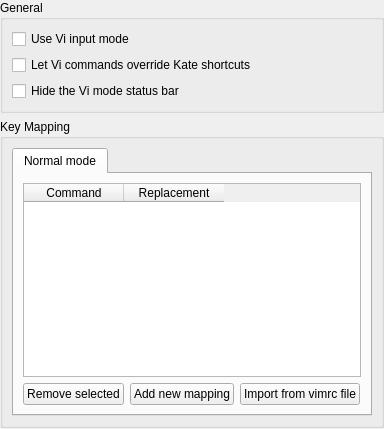
Before: the Qt Designer form part/dialogs/viinputmodeconfigwidget.ui in KDE/kate, drawn with Qt 5.
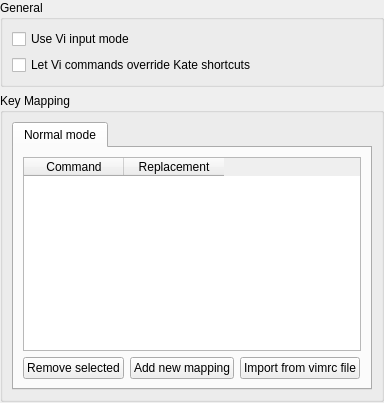
After: the same form once the commit is applied.

Commit message: vi mode and normal status bars merged

Diff of the .ui file:
```diff
--- a/part/dialogs/viinputmodeconfigwidget.ui
+++ b/part/dialogs/viinputmodeconfigwidget.ui
@@ -32,18 +32,6 @@
         </property>
        </widget>
       </item>
-      <item>
-       <widget class="QCheckBox" name="chkViStatusBarHide">
-        <property name="whatsThis">
-         <string>By default, an extra status bar will be used when the Vi input mode is enabled. This status bar shows commands while they are being typed and messages/errors produced by Vi commands.
-
-Checking this options will hide this extra status line.</string>
-        </property>
-        <property name="text">
-         <string>Hide the Vi mode status bar</string>
-        </property>
-       </widget>
-      </item>
      </layout>
     </widget>
    </item>
```
Left out of the diff: 16 changed lines with no effect on the pictures. The commit also changes 4 other files.
